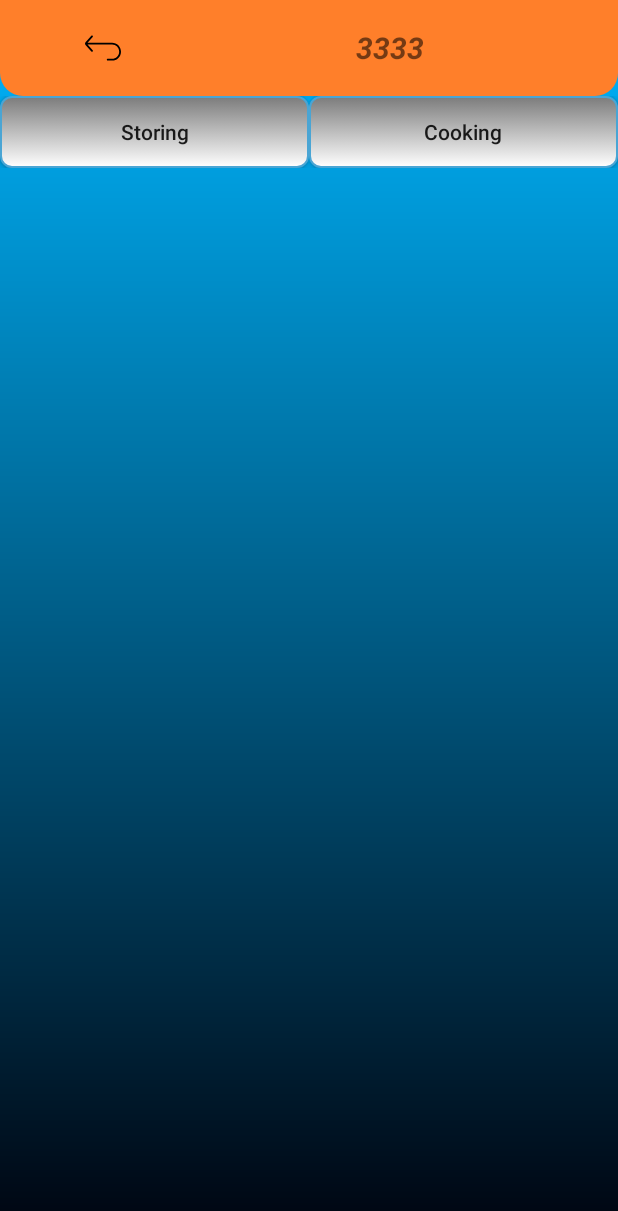
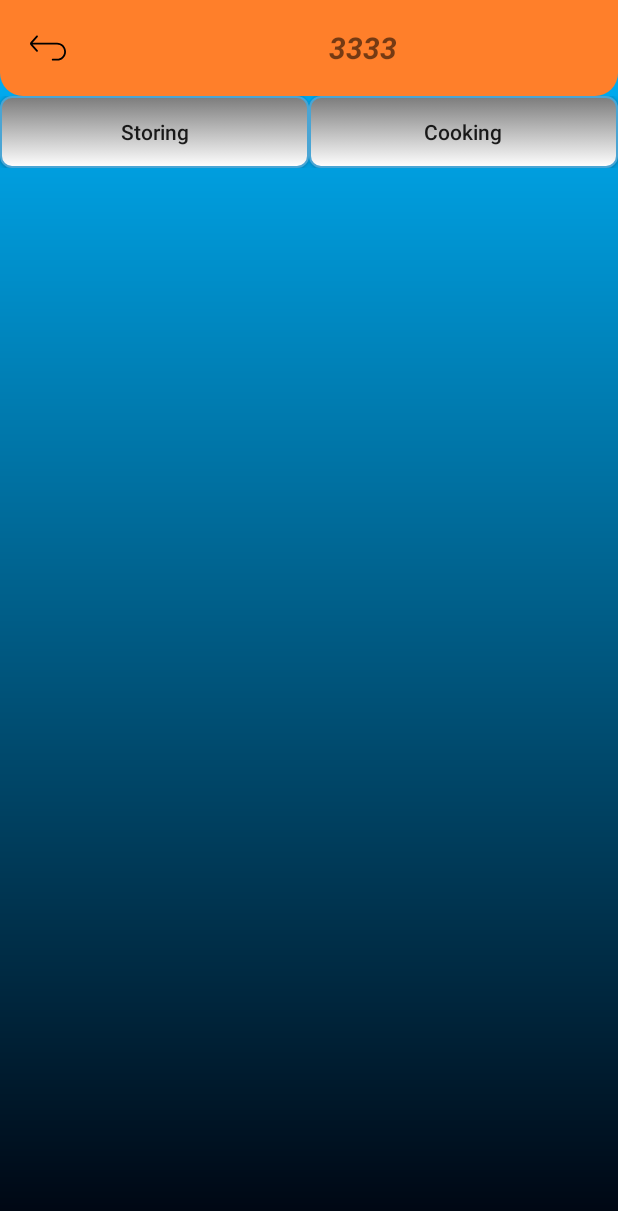
Before and after one commit to CzynJay/FIT5120_Project, an Android app: the layout item_details.xml on its own in the app's theme, with its tools: preview values and no code run, on a phone screen of 412 x 824 dp. Shown: the top 1211 px of the screen. Run offline under Robolectric (Android 15) with nearby library versions, the phone set to English and light mode, and no system bars.

Commit message:
v1.0.18 bug fixed

```diff
--- a/app/src/main/res/layout/edu_row.xml
+++ b/app/src/main/res/layout/edu_row.xml
@@ -8,6 +8,7 @@
     <LinearLayout android:layout_width="wrap_content"
         android:layout_height="wrap_content"
         android:orientation="vertical"
+        android:gravity="center"
         android:layout_weight="1">
    <ImageView
        android:id="@+id/edu_img"
--- a/app/src/main/res/layout/item_details.xml
+++ b/app/src/main/res/layout/item_details.xml
@@ -17,19 +17,18 @@
         android:weightSum="10"
 >
 
-
         <ImageButton
             android:id="@+id/back2list"
             android:layout_width="40dp"
             android:layout_height="wrap_content"
+            android:background="#00FF0000"
             android:layout_margin="20dp"
             android:layout_weight="1"
-            android:background="#00FF0000"
             android:src="@drawable/ic_return" />
 
         <TextView
             android:id="@+id/foodname"
-            android:layout_width="wrap_content"
+            android:layout_width="match_parent"
             android:layout_height="wrap_content"
             android:layout_gravity="center"
             android:layout_weight="8"
@@ -43,7 +42,7 @@
         android:id="@+id/buttonViews"
         android:layout_width="match_parent"
         android:layout_height="wrap_content"
-        android:layout_marginBottom="32dp"
+        android:layout_marginBottom="20dp"
         android:orientation="horizontal"
         android:weightSum="2">
         <LinearLayout android:layout_width="match_parent"
```
Also changed, not shown: app/src/main/java/com/example/expireddatetracker/Fragments/ResultFragment.java (+4 -4 lines).
